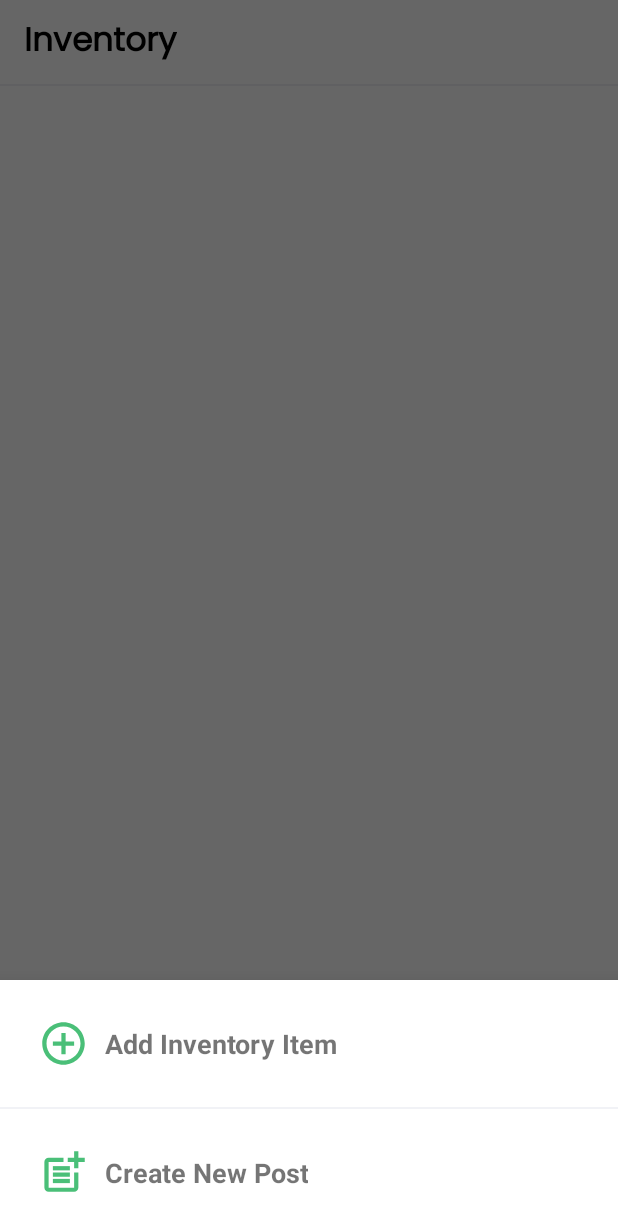
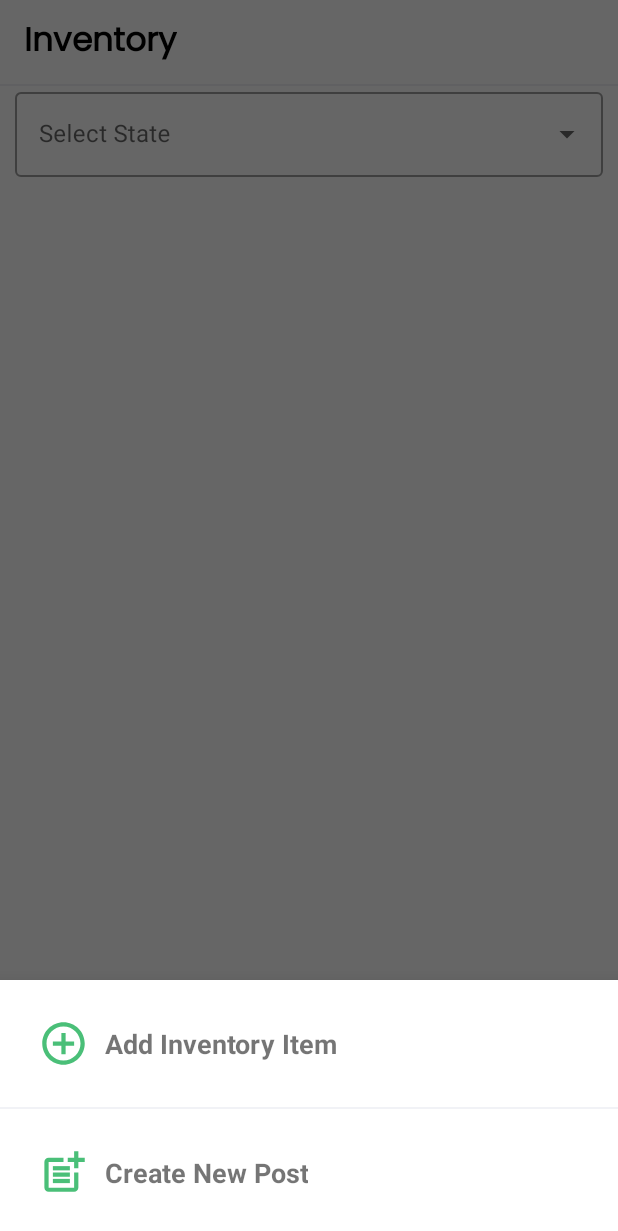
Before and after one commit to PuruPanda1/AgriHelp, an Android app: the InventoryFragment screen opened through its navigation route, item 4 of the bottom bar chosen, on a phone screen of 412 x 824 dp. Shown: the top 1231 px of the screen. Run offline under Robolectric (Android 15) with nearby library versions, the phone set to English and light mode, and no system bars; our stand-ins replace Dagger/Hilt's generated code, Firebase (no records; nobody signed in at launch, a user with empty details on screens opened directly), navigation-ui, paging; network calls fail; pictures from the network do not load; 1 statement that could not run was skipped.

Commit message:
Added daily mandi Prices with state selection option

```diff
--- a/app/src/main/java/com/purabmodi/agrihelp/ui/adapter/LatestMarketDataPagingAdapter.kt
+++ b/app/src/main/java/com/purabmodi/agrihelp/ui/adapter/LatestMarketDataPagingAdapter.kt
@@ -5,6 +5,7 @@ import android.view.ViewGroup
 import androidx.paging.PagingDataAdapter
 import androidx.recyclerview.widget.DiffUtil
 import androidx.recyclerview.widget.RecyclerView
+import com.purabmodi.agrihelp.R
 import com.purabmodi.agrihelp.data.models.Record
 import com.purabmodi.agrihelp.databinding.MarketplaceRowItemLayoutBinding
 
@@ -34,7 +35,10 @@ class LatestMarketDataPagingAdapter(
         fun bind(item: Record, onClick: (item: Record) -> Unit) {
             binding.itemName.text = item.commodity
             binding.itemPrice.text = "₹ ${item.modal_price}"
+            binding.itemQuality.text =
+                binding.itemName.context.getString(R.string.quality, item.grade)
             val text = "${item.district}, ${item.state}"
+            binding.itemState.text = text
         }
     }
 
--- a/app/src/main/java/com/purabmodi/agrihelp/ui/fragments/InventoryFragment.kt
+++ b/app/src/main/java/com/purabmodi/agrihelp/ui/fragments/InventoryFragment.kt
@@ -1,59 +1,121 @@
 package com.purabmodi.agrihelp.ui.fragments
 
 import android.os.Bundle
+import android.text.InputType
 import androidx.fragment.app.Fragment
 import android.view.LayoutInflater
 import android.view.View
 import android.view.ViewGroup
+import android.widget.ArrayAdapter
+import android.widget.Toast
 import androidx.fragment.app.viewModels
 import androidx.recyclerview.widget.LinearLayoutManager
 import com.purabmodi.agrihelp.databinding.FragmentInventoryBinding
-import com.purabmodi.agrihelp.db.InventoryItem
-import com.purabmodi.agrihelp.ui.adapter.InventoryAdapter
-import com.purabmodi.agrihelp.ui.viewModel.InventoryViewModel
+import com.purabmodi.agrihelp.ui.adapter.LatestMarketDataPagingAdapter
+import com.purabmodi.agrihelp.ui.viewModel.MarketPlaceViewModel
 import dagger.hilt.android.AndroidEntryPoint
 
 @AndroidEntryPoint
 class InventoryFragment : Fragment() {
-    private var _binding : FragmentInventoryBinding? = null
+    private var _binding: FragmentInventoryBinding? = null
     private val binding get() = _binding!!
-    private val vm by viewModels<InventoryViewModel>()
+    private val vm by viewModels<MarketPlaceViewModel>()
+    val map = HashMap<String, String>()
+    private lateinit var adapter: LatestMarketDataPagingAdapter
+    private val states = listOf(
+        "--select state--",
+        "Andhra Pradesh",
+        "Arunachal Pradesh",
+        "Assam",
+        "Bihar",
+        "Chhatisgarh",
+        "Goa",
+        "Gujarat",
+        "Haryana",
+        "Himachal Pradesh",
+        "Jharkhand",
+        "Karnataka",
+        "Kerala",
+        "Madhya Pradesh",
+        "Maharashtra",
+        "Manipur",
+        "Meghalaya",
+        "Mizoram",
+        "Odisha",
+        "Punjab",
+        "Rajasthan",
+        "Sikkim",
+        "Tamil Naidu",
+        "Telangana",
+        "Tripura",
+        "Uttarakhand",
+        "Uttar Pradesh",
+        "West Bengal"
+    )
 
     override fun onCreateView(
         inflater: LayoutInflater, container: ViewGroup?,
         savedInstanceState: Bundle?
     ): View {
-        _binding = FragmentInventoryBinding.inflate(layoutInflater,container,false)
+        _binding = FragmentInventoryBinding.inflate(layoutInflater, container, false)
 
         initUI()
+        subscribeToObservers()
 
         return binding.root
     }
 
+    private fun subscribeToObservers() {
+        vm.marketPlaceData.observe(viewLifecycleOwner) {
+            adapter.submitData(viewLifecycleOwner.lifecycle, it)
+        }
+    }
+
     private fun initUI() {
-        val adapter = InventoryAdapter(
-            updateItem = {item->
-                updateItem(item)
-            },
-            deleteItem = {item ->
-                deleteItem(item)
+        adapter = LatestMarketDataPagingAdapter(
+            onClick = {
+                onClick()
             }
         )
+        getData(map)
+
+        val stateAdapter = ArrayAdapter(
+            requireContext(),
+            androidx.appcompat.R.layout.support_simple_spinner_dropdown_item,
+            states
+        )
+        binding.searchText.setAdapter(stateAdapter)
+        binding.searchText.inputType = InputType.TYPE_NULL
+
         binding.inventoryRc.layoutManager = LinearLayoutManager(requireContext())
         binding.inventoryRc.adapter = adapter
 
-        vm.items.observe(viewLifecycleOwner){
-            adapter.submitList(it)
-        }
+        binding.searchText.onItemClickListener =
+            object : android.widget.AdapterView.OnItemClickListener {
+                override fun onItemClick(
+                    parent: android.widget.AdapterView<*>?,
+                    view: View?,
+                    position: Int,
+                    id: Long
+                ) {
+                    val item = parent?.getItemAtPosition(position).toString()
+                    if (item != "--select state--") {
+                        map["filters[state]"] = item
+                    } else {
+                        map.remove("filters[state]")
+                    }
+                    getData(map)
+                }
+            }
 
     }
 
-    private fun deleteItem(item: InventoryItem) {
-        vm.deleteItem(item)
+    private fun getData(map: java.util.HashMap<String, String>) {
+        vm.getMarketPlaceData(map)
     }
 
-    private fun updateItem(item: InventoryItem) {
-//        vm.insertItem(item)
+    private fun onClick() {
+        Toast.makeText(requireContext(), "Hey! Clicked", Toast.LENGTH_SHORT).show()
     }
 
     override fun onDestroy() {
--- /dev/null
+++ b/app/src/main/res/drawable/ic_forum.xml
@@ -0,0 +1,9 @@
+<vector xmlns:android="http://schemas.android.com/apk/res/android"
+    android:width="24dp"
+    android:height="24dp"
+    android:viewportWidth="24"
+    android:viewportHeight="24">
+  <path
+      android:pathData="M15,4v7L5.17,11L4,12.17L4,4h11m1,-2L3,2c-0.55,0 -1,0.45 -1,1v14l4,-4h10c0.55,0 1,-0.45 1,-1L17,3c0,-0.55 -0.45,-1 -1,-1zM21,6h-2v9L6,15v2c0,0.55 0.45,1 1,1h11l4,4L22,7c0,-0.55 -0.45,-1 -1,-1z"
+      android:fillColor="#000000"/>
+</vector>
--- a/app/src/main/res/layout/fragment_inventory.xml
+++ b/app/src/main/res/layout/fragment_inventory.xml
@@ -48,12 +48,32 @@
         android:background="@color/footerColor"
         app:layout_constraintTop_toBottomOf="@id/toolbar" />
 
+    <com.google.android.material.textfield.TextInputLayout
+        android:id="@+id/searchLayout"
+        style="@style/Widget.MaterialComponents.TextInputLayout.OutlinedBox.ExposedDropdownMenu"
+        android:layout_width="match_parent"
+        android:layout_height="wrap_content"
+        android:layout_marginHorizontal="10dp"
+        app:layout_constraintTop_toBottomOf="@id/toolbar">
+
+        <com.google.android.material.textfield.MaterialAutoCompleteTextView
+            android:id="@+id/searchText"
+            android:layout_width="match_parent"
+            android:layout_height="wrap_content"
+            android:hint="Select State" />
+
+    </com.google.android.material.textfield.TextInputLayout>
+
+
     <androidx.recyclerview.widget.RecyclerView
         android:id="@+id/inventoryRc"
         android:layout_width="match_parent"
         android:layout_height="0dp"
+        android:layout_marginHorizontal="10dp"
         android:layout_marginTop="5dp"
         app:layout_constraintBottom_toBottomOf="parent"
-        app:layout_constraintTop_toBottomOf="@id/toolbar" />
+        app:layout_constraintTop_toBottomOf="@id/searchLayout"
+        tools:listitem="@layout/marketplace_row_item_layout" />
+
 
 </androidx.constraintlayout.widget.ConstraintLayout>
--- a/app/src/main/res/menu/bottom_menu.xml
+++ b/app/src/main/res/menu/bottom_menu.xml
@@ -8,7 +8,7 @@
 
     <item
     android:id="@+id/marketPlaceFragment"
-    android:icon="@drawable/marketplace_icon"
+    android:icon="@drawable/ic_forum"
     android:title="@string/forum"
     />
 
@@ -20,7 +20,7 @@
 
     <item
     android:id="@+id/inventoryFragment"
-    android:icon="@drawable/inventory_icon"
+    android:icon="@drawable/marketplace_icon"
     android:title="@string/inventory"
     />
 
--- a/app/src/main/res/navigation/bottom_graph.xml
+++ b/app/src/main/res/navigation/bottom_graph.xml
@@ -26,7 +26,7 @@
     <fragment
         android:id="@+id/inventoryFragment"
         android:name="com.purabmodi.agrihelp.ui.fragments.InventoryFragment"
-        android:label="Inventory"
+        android:label="Mandi Prices"
         tools:layout="@layout/fragment_inventory" />
     <fragment
         android:id="@+id/profileFragment"
--- a/app/src/main/res/values/strings.xml
+++ b/app/src/main/res/values/strings.xml
@@ -17,7 +17,7 @@
     <string name="agrotech">AgroTech</string>
     <string name="forum">Forum</string>
     <string name="create">Create</string>
-    <string name="inventory">Inventory</string>
+    <string name="inventory">Mandi Prices</string>
     <string name="profile">Profile</string>
     <string name="loading">Loading...</string>
     <string name="add_inventory_item">Add Inventory Item</string>
@@ -29,4 +29,5 @@
     <string name="mobile_number">Mobile Number</string>
     <string name="name">Name</string>
     <string name="change_language">Change Language</string>
+    <string name="quality">Quality: %s</string>
 </resources>
```
Also changed, not shown: app/src/main/res/layout/marketplace_row_item_layout.xml (+29 -5 lines), 2 other files.
